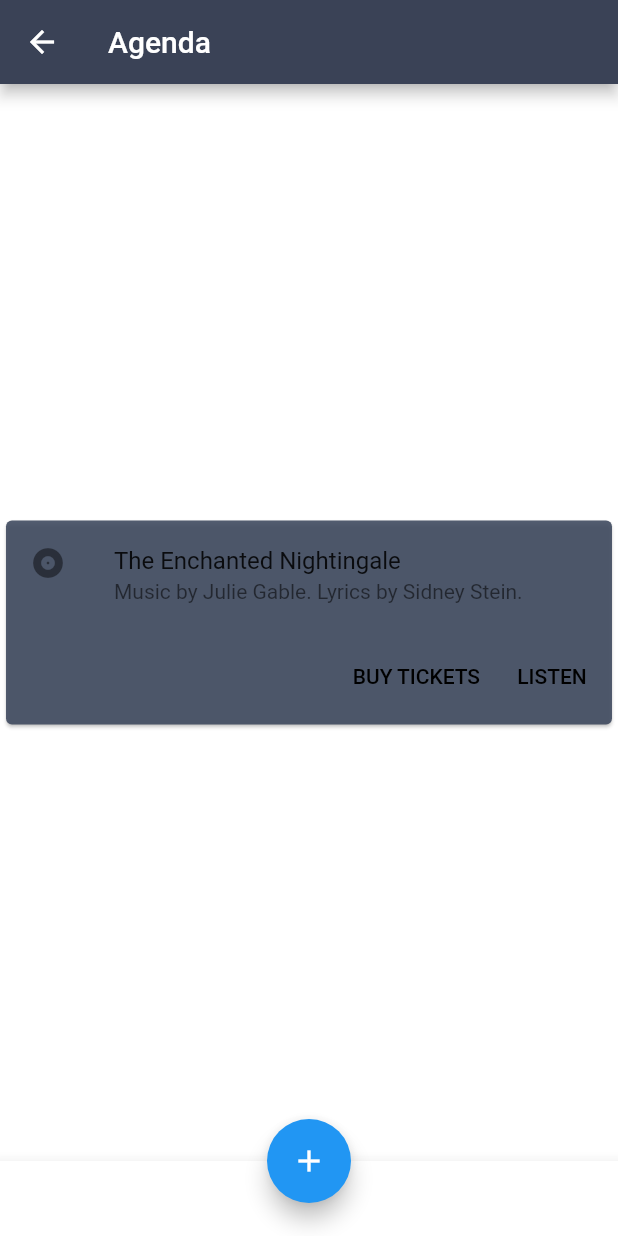
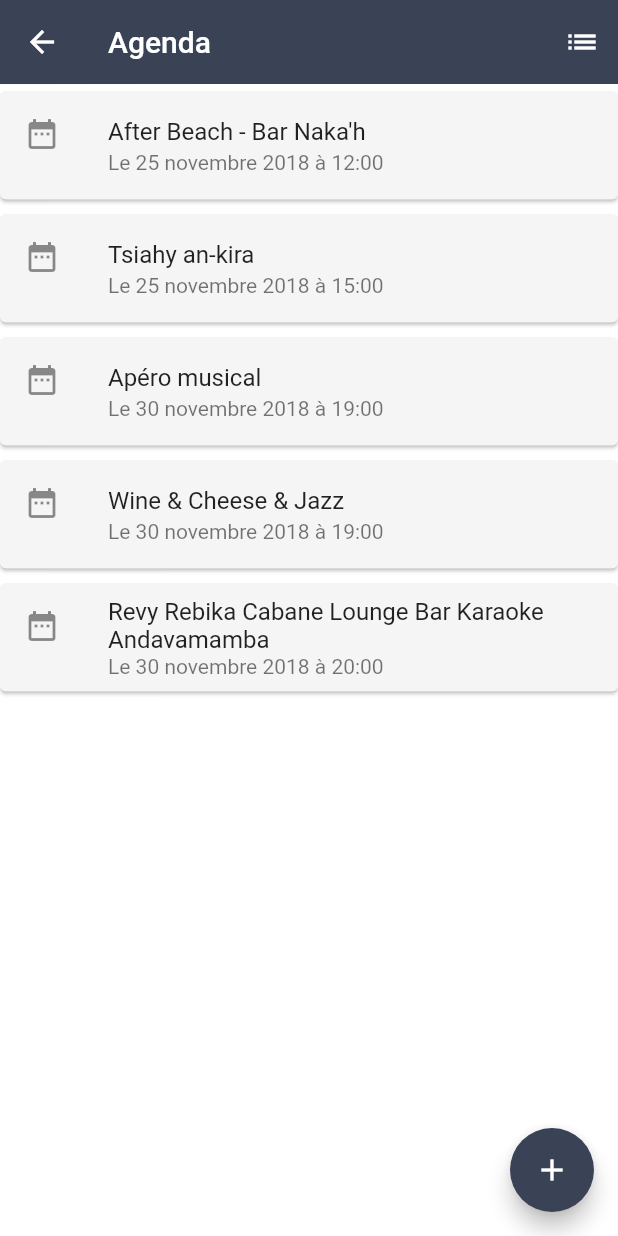
Before and after one commit to teamdown/smartcityapp, a Flutter app: the AgendaPage screen opened by its route, on a phone screen of 412 x 824 dp. Run offline on Flutter 3.47's test engine with Material 2 defaults, Android fonts, the phone set to English and light mode, and no system bars; our stand-ins replace faker, font_awesome_flutter, google_maps_flutter.

Commit message:
Update agenda

```diff
--- a/lib/ui/page/agenda/home_agenda.dart
+++ b/lib/ui/page/agenda/home_agenda.dart
@@ -1,58 +1,149 @@
 import 'package:flutter/material.dart';
-// import './../../../utils/uidata.dart';
 
 class AgendaPage extends StatelessWidget {
+  static const events = [
+    'After Beach',
+    'Tsiahy an-kira',
+    'Apéro Musical',
+    'MashManjaka AF',
+    'Wine & Cheese & Jazz'
+  ];
   @override
   Widget build(BuildContext context) {
     return Scaffold(
       appBar: AppBar(
+        elevation: 0.1,
+        backgroundColor: Color.fromRGBO(58, 66, 86, 1.0),
         title: Text('Agenda'),
+        actions: <Widget>[
+          IconButton(
+            icon: Icon(Icons.list),
+            onPressed: () {},
+          )
+        ],
       ),
       backgroundColor: Colors.white,
-      body: Center(
+      /* body: ListView.builder(
+        padding: EdgeInsets.symmetric(vertical: 10.0),
+        itemCount: 5,
+        itemBuilder: (BuildContext context, int i) => Container(
           child: Card(
+              margin: EdgeInsets.symmetric(vertical: 5.0),
+              color: Colors.grey.shade100,
               child: Column(
                 mainAxisSize: MainAxisSize.min,
                 children: <Widget>[
                   const ListTile(
-                leading: Icon(Icons.album),
-                title: Text('The Enchanted Nightingale'),
-                subtitle: Text('Music by Julie Gable. Lyrics by Sidney Stein.'),
+                    leading: Icon(Icons.date_range),
+                    title: Text(
+                      ,
+                      style: TextStyle(
+                        color: Colors.white
                       ),
-              ButtonTheme.bar(
-                // make buttons use the appropriate styles for cards
-                child: ButtonBar(
+                    ),
+                    subtitle:
+                        Text('Music by Julie Gable. Lyrics by Sidney Stein.'),
+                  )
+                ],
+              ),
+            ),
+        )
+      ), */
+      body: ListView(
         children: <Widget>[
-                    FlatButton(
-                      child: const Text('BUY TICKETS'),
-                      onPressed: () {/* ... */},
+          Card(
+              margin: EdgeInsets.symmetric(vertical: 5.0),
+              color: Colors.grey.shade100,
+              child: Column(
+                mainAxisSize: MainAxisSize.min,
+                children: <Widget>[
+                  const ListTile(
+                    leading: Icon(Icons.date_range),
+                    title: Text(
+                      "After Beach - Bar Naka'h"
                     ),
-                    FlatButton(
-                      child: const Text('LISTEN'),
-                      onPressed: () {/* ... */},
+                    subtitle:
+                        Text('Le 25 novembre 2018 à 12:00 '),
+                  )
+                ],
               ),
+            ),
+          Card(
+              margin: EdgeInsets.symmetric(vertical: 5.0),
+              color: Colors.grey.shade100,
+              child: Column(
+                mainAxisSize: MainAxisSize.min,
+                children: <Widget>[
+                  const ListTile(
+                    leading: Icon(Icons.date_range),
+                    title: Text(
+                      "Tsiahy an-kira"
+                    ),
+                    subtitle:
+                        Text('Le 25 novembre 2018 à 15:00 '),
+                  )
+                ],
+              ),
+            ),
+          Card(
+              margin: EdgeInsets.symmetric(vertical: 5.0),
+              color: Colors.grey.shade100,
+              child: Column(
+                mainAxisSize: MainAxisSize.min,
+                children: <Widget>[
+                  const ListTile(
+                    leading: Icon(Icons.date_range),
+                    title: Text(
+                      "Apéro musical",
+                    ),
+                    subtitle:
+                        Text('Le 30 novembre 2018 à 19:00 '),
+                  )
+                ],
+              ),
+            ),
+          Card(
+              margin: EdgeInsets.symmetric(vertical: 5.0),
+              color: Colors.grey.shade100,
+              child: Column(
+                mainAxisSize: MainAxisSize.min,
+                children: <Widget>[
+                  const ListTile(
+                    leading: Icon(Icons.date_range),
+                    title: Text(
+                      "Wine & Cheese & Jazz"
+                    ),
+                    subtitle:
+                        Text('Le 30 novembre 2018 à 19:00 '),
+                  )
+                ],
+              ),
+            ),
+          Card(
+              margin: EdgeInsets.symmetric(vertical: 5.0),
+              color: Colors.grey.shade100,
+              child: Column(
+                mainAxisSize: MainAxisSize.min,
+                children: <Widget>[
+                  const ListTile(
+                    leading: Icon(Icons.date_range),
+                    title: Text(
+                      "Revy Rebika Cabane Lounge Bar Karaoke Andavamamba"
+                    ),
+                    subtitle:
+                        Text('Le 30 novembre 2018 à 20:00  '),
+                  )
                 ],
               ),
             ),
         ],
       ),
-        )
-
-            //fin card 1
-            ,
-        // child: loginBody(),
-      ),
-      bottomNavigationBar: BottomAppBar(
-        child: Container(
-          height: 50.0,
-        ),
-      ),
       floatingActionButton: FloatingActionButton(
-        onPressed: () {},
+        onPressed: null,
         tooltip: 'Increment',
         child: Icon(Icons.add),
+        backgroundColor: Theme.of(context).primaryColor,
       ),
-      floatingActionButtonLocation: FloatingActionButtonLocation.centerDocked,
     );
   }
 }
```
Lines whose indentation alone changed are shown as unchanged.
